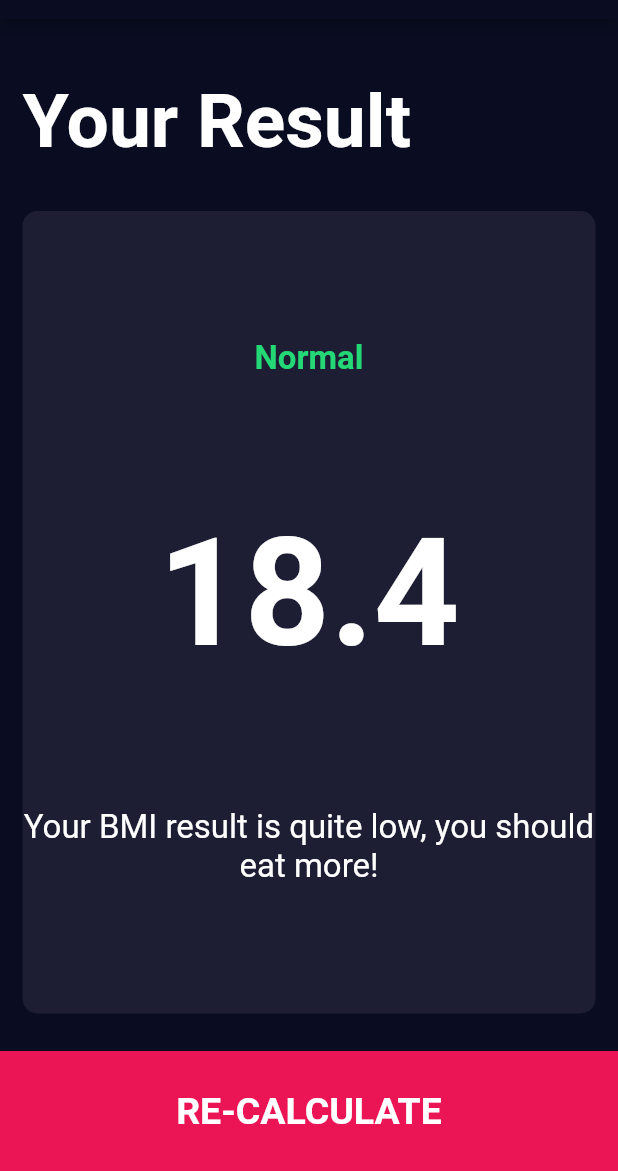
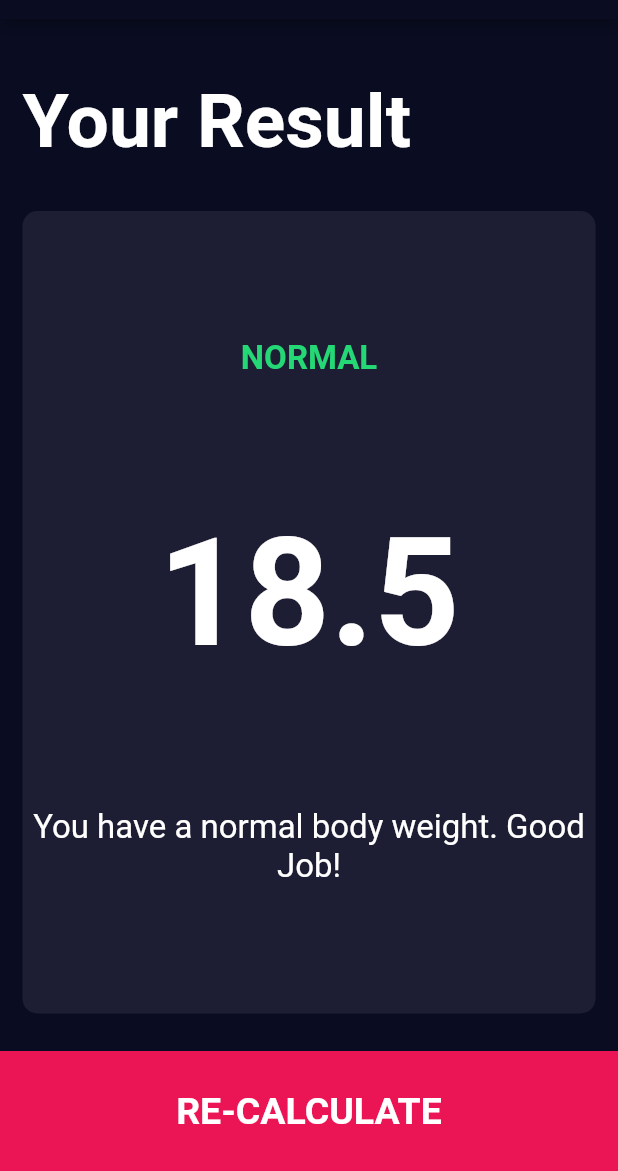
Before and after one commit to arwyne/bmi_calculator, a Flutter app: the screen it shows after launch, after a tap on "CALCULATE", on a phone screen of 412 x 824 dp, the part 65-1236 px from its top. Run offline on Flutter 3.47's test engine with Material 2 defaults, Android fonts, the phone set to English and light mode, and no system bars; our stand-ins replace font_awesome_flutter.

```diff
--- /dev/null
+++ b/lib/screens/calculator_brain.dart
@@ -0,0 +1,35 @@
+import 'dart:math';
+
+class CalculatorBrain {
+  final int height;
+  final int weight;
+
+  double _bmi;
+
+  CalculatorBrain({this.height, this.weight});
+
+  String calculateBMI() {
+    _bmi = weight / pow(height / 100, 2);
+    return _bmi.toStringAsFixed(1);
+  }
+
+  String getResults() {
+    if (_bmi >= 25) {
+      return 'Overweight';
+    } else if (_bmi > 18.5) {
+      return 'Normal';
+    } else {
+      return 'Underweight';
+    }
+  }
+
+  String getInterpretation() {
+    if (_bmi >= 25) {
+      return 'You have a higher than normal body weight. Try to exercise more.';
+    } else if (_bmi > 18.5) {
+      return 'You have a normal body weight. Good Job!';
+    } else {
+      return 'You have a lower than normal body weight. You can eat a bit more';
+    }
+  }
+}
--- a/lib/screens/input_page.dart
+++ b/lib/screens/input_page.dart
@@ -1,3 +1,4 @@
+import 'package:bmi_calculator/screens/calculator_brain.dart';
 import 'package:flutter/material.dart';
 import 'package:font_awesome_flutter/font_awesome_flutter.dart';
 
@@ -217,10 +218,18 @@ class _InputPageState extends State<InputPage> {
             ),
             BottomButton(
               onTap: () {
+                CalculatorBrain calc = CalculatorBrain(
+                  height: height,
+                  weight: weight,
+                );
                 Navigator.push(
                   context,
                   MaterialPageRoute(
-                    builder: (context) => ResultsPage(),
+                    builder: (context) => ResultsPage(
+                      bmiResult: calc.calculateBMI(),
+                      resultText: calc.getResults(),
+                      interpretation: calc.getInterpretation(),
+                    ),
                   ),
                 );
               },
--- a/lib/screens/results_page.dart
+++ b/lib/screens/results_page.dart
@@ -5,6 +5,15 @@ import '../components/reusable_card.dart';
 import '../components/buttom_button.dart';
 
 class ResultsPage extends StatelessWidget {
+  final String bmiResult;
+  final String resultText;
+  final String interpretation;
+
+  ResultsPage(
+      {@required this.bmiResult,
+      @required this.resultText,
+      @required this.interpretation});
+
   @override
   Widget build(BuildContext context) {
     return Scaffold(
@@ -34,15 +43,15 @@ class ResultsPage extends StatelessWidget {
                   crossAxisAlignment: CrossAxisAlignment.center,
                   children: <Widget>[
                     Text(
-                      'Normal',
+                      resultText.toUpperCase(),
                       style: kResultTextStyle,
                     ),
                     Text(
-                      '18.4',
+                      bmiResult,
                       style: kBMITextStyle,
                     ),
                     Text(
-                      'Your BMI result is quite low, you should eat more!',
+                      interpretation,
                       style: kBodyTextStyle,
                       textAlign: TextAlign.center,
                     )
```
